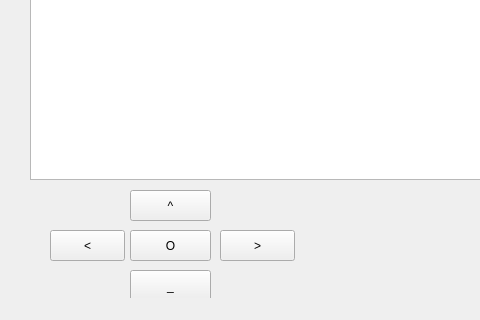
The window that solucionParcial/mainwindow.ui (Julian-guillermo-zapata-rugeles/parcial-3) describes before a commit, drawn with Qt 5; both pictures show x 0 to 480 and y 380 to 700 of the 1300 by 700 pixel window.
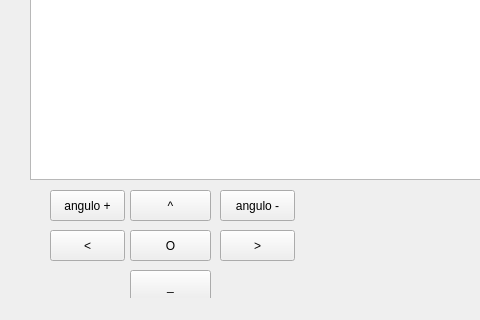
The same window after the commit.

Commit message: se añadió el aumento manual de grados mediante boton en interfaz gráfica

```diff
--- a/solucionParcial/mainwindow.ui
+++ b/solucionParcial/mainwindow.ui
@@ -154,6 +154,45 @@
      <string>O</string>
     </property>
    </widget>
+   <widget class="QPushButton" name="subir_grados">
+    <property name="geometry">
+     <rect>
+      <x>50</x>
+      <y>570</y>
+      <width>75</width>
+      <height>31</height>
+     </rect>
+    </property>
+    <property name="text">
+     <string>angulo +</string>
+    </property>
+   </widget>
+   <widget class="QPushButton" name="bajar_grados">
+    <property name="geometry">
+     <rect>
+      <x>220</x>
+      <y>570</y>
+      <width>75</width>
+      <height>31</height>
+     </rect>
+    </property>
+    <property name="text">
+     <string>angulo -</string>
+    </property>
+   </widget>
+   <widget class="QLabel" name="visor_angulo">
+    <property name="geometry">
+     <rect>
+      <x>310</x>
+      <y>570</y>
+      <width>161</width>
+      <height>21</height>
+     </rect>
+    </property>
+    <property name="text">
+     <string/>
+    </property>
+   </widget>
   </widget>
   <widget class="QMenuBar" name="menubar">
    <property name="geometry">
```
The commit also changes 5 other files.
